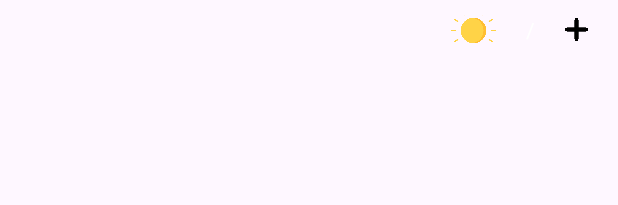
After one commit to tommercoder/WeatherApp, an Android app: the layout daily_rectangle.xml on its own in the app's theme, with its tools: preview values and no code run, on a phone screen of 412 x 824 dp. The commit adds this screen. Shown: the top 205 px of the screen. Run offline under Robolectric (Android 15) with nearby library versions, the phone set to English and light mode, and no system bars.

Commit message:
switch to Daily forecast by pressing the DAILY button

```diff
--- a/app/src/main/java/com/example/weather_app_xml/WeatherAppViewModel/constants.kt
+++ b/app/src/main/java/com/example/weather_app_xml/WeatherAppViewModel/constants.kt
@@ -2,6 +2,7 @@ package com.example.weather_app_xml.WeatherAppViewModel
 
 object Constants {
     const val time_format: String = "yyyy-MM-dd'T'HH:mm"
-    const val dayHours: Int = 24
+    const val forecastHours: Int = 24
+    const val forecastDays: Int = 10 // 10 without today
     const val degreeSign: String = "°"
 }
--- a/app/src/main/java/com/example/weather_app_xml/data/remote/WeatherAPI.kt
+++ b/app/src/main/java/com/example/weather_app_xml/data/remote/WeatherAPI.kt
@@ -6,10 +6,10 @@ import retrofit2.http.Query
 
 public interface WeatherAPI {
     @GET("v1/forecast?" +
-            "&forecast_days=2" +
+            "&forecast_days=11" + // to show 10 days forecast without current day
             "&hourly=temperature_2m,weathercode" +
             "&current_weather=1" +
-            "&daily=temperature_2m_max,temperature_2m_min" +
+            "&daily=weathercode,temperature_2m_max,temperature_2m_min" +
             "&timezone=auto")
     suspend fun getWeather(
         @Query("latitude") lat: Double,
--- a/app/src/main/java/com/example/weather_app_xml/presentation/adapters/HourlyWeatherRecyclerViewAdapter.kt
+++ b/app/src/main/java/com/example/weather_app_xml/presentation/adapters/HourlyWeatherRecyclerViewAdapter.kt
@@ -12,7 +12,7 @@ import com.example.weather_app_xml.WeatherAppViewModel.Constants
 import com.example.weather_app_xml.WeatherAppViewModel.WeatherDataHourly
 import com.example.weather_app_xml.data.helpers.TimeFormatter
 import com.example.weather_app_xml.WeatherAppViewModel.WeatherType
-//must be reworked to local types
+
 class HourlyWeatherRecyclerViewAdapter(val data: WeatherDataHourly) : //use HourlyDto instead?
     RecyclerView.Adapter<WeatherSmallBoxHolder>() {
 
@@ -22,7 +22,7 @@ class HourlyWeatherRecyclerViewAdapter(val data: WeatherDataHourly) : //use Hour
     }
 
     override fun getItemCount(): Int {
-        return Constants.dayHours // 24
+        return Constants.forecastHours
     }
 
     override fun onBindViewHolder(holder: WeatherSmallBoxHolder, position: Int) {
--- /dev/null
+++ b/app/src/main/res/layout/daily_rectangle.xml
@@ -0,0 +1,79 @@
+<?xml version="1.0" encoding="utf-8"?>
+<androidx.cardview.widget.CardView xmlns:android="http://schemas.android.com/apk/res/android"
+    xmlns:app="http://schemas.android.com/apk/res-auto"
+    android:layout_width="match_parent"
+    android:layout_height="wrap_content"
+    android:layout_gravity="start"
+    app:cardBackgroundColor="@color/transparent"
+    app:cardCornerRadius="15dp"
+    app:cardElevation="0dp">
+
+    <LinearLayout
+        android:layout_width="match_parent"
+        android:layout_height="40dp"
+        android:background="@color/transparent"
+        android:orientation="horizontal"
+        android:padding="10dp">
+
+        <TextView
+            android:id="@+id/date"
+            android:layout_width="wrap_content"
+            android:layout_height="wrap_content"
+            android:layout_gravity="center"
+            android:textColor="@color/white"/>
+
+        <View
+            android:layout_width="0dp"
+            android:layout_height="wrap_content"
+            android:layout_weight="1" />
+
+        <ImageView
+            android:id="@+id/weatherTypeIcon"
+            android:layout_width="30dp"
+            android:layout_height="30dp"
+            android:layout_gravity="center"
+            android:layout_marginEnd="10dp"
+            android:background="@drawable/clear_sky"
+            android:textColor="@color/white"/>
+
+        <RelativeLayout
+            android:layout_width="wrap_content"
+            android:layout_height="wrap_content"
+            android:layout_gravity="center">
+
+            <TextView
+                android:id="@+id/lowestTemperature"
+                android:layout_width="wrap_content"
+                android:layout_height="wrap_content"
+                android:textColor="@color/white" />
+
+            <TextView
+                android:id="@+id/slash"
+                android:layout_width="wrap_content"
+                android:layout_height="wrap_content"
+                android:layout_marginLeft="10dp"
+                android:layout_marginRight="10dp"
+                android:layout_toEndOf="@id/lowestTemperature"
+                android:text="/"
+                android:textColor="@color/white"/>
+
+            <TextView
+                android:id="@+id/highestTemperature"
+                android:layout_width="wrap_content"
+                android:layout_height="wrap_content"
+                android:layout_marginEnd="10dp"
+                android:layout_toEndOf="@id/slash"
+                android:textColor="@color/white" />
+
+
+        </RelativeLayout>
+
+        <ImageView
+            android:layout_width="15dp"
+            android:layout_height="15dp"
+            android:layout_gravity="center"
+            android:layout_marginEnd="10dp"
+            android:background="@drawable/plus_icon" />
+    </LinearLayout>
+
+</androidx.cardview.widget.CardView>
--- a/app/src/main/res/layout/weather_small_box.xml
+++ b/app/src/main/res/layout/weather_small_box.xml
@@ -1,8 +1,8 @@
 <?xml version="1.0" encoding="utf-8"?>
 <androidx.cardview.widget.CardView xmlns:android="http://schemas.android.com/apk/res/android"
+    xmlns:app="http://schemas.android.com/apk/res-auto"
     android:layout_width="100dp"
     android:layout_height="110dp"
-    xmlns:app="http://schemas.android.com/apk/res-auto"
     app:cardBackgroundColor="@color/transparent"
     app:cardElevation="0dp"
     app:cardCornerRadius="15dp"
```
Also changed, not shown: app/src/main/java/com/example/weather_app_xml/WeatherAppViewModel/WeatherData.kt (+18 -10 lines), app/src/main/java/com/example/weather_app_xml/data/WeatherTypesMapper.kt (+37 -7 lines), app/src/main/java/com/example/weather_app_xml/data/remote/DailyWeatherDataDto.kt (+6 -2 lines), app/src/main/java/com/example/weather_app_xml/presentation/MainActivity.kt (+21 -3 lines), app/src/main/java/com/example/weather_app_xml/presentation/adapters/DailyWeatherRecyclerViewAdapter.kt (added, +49 -0 lines), app/src/main/res/layout/activity_main.xml (+5 -2 lines), app/src/main/res/drawable/plus_icon.png (added).
